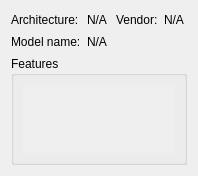
Qt form apps/Qt/Views/CpuInfoView/CpuInfoView.ui (klapeto/elpida) before a commit.
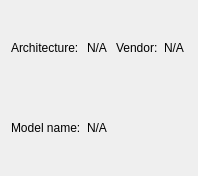
The same form after that commit.

What changed in the file:
```diff
--- a/apps/Qt/Views/CpuInfoView/CpuInfoView.ui
+++ b/apps/Qt/Views/CpuInfoView/CpuInfoView.ui
@@ -49,44 +49,6 @@
      </property>
     </widget>
    </item>
-   <item row="2" column="0" colspan="4">
-    <widget class="QGroupBox" name="gbFeatures">
-     <property name="title">
-      <string>Features</string>
-     </property>
-     <layout class="QVBoxLayout" name="verticalLayout">
-      <item>
-       <widget class="QScrollArea" name="saFeatures">
-        <property name="sizePolicy">
-         <sizepolicy hsizetype="Preferred" vsizetype="Preferred">
-          <horstretch>0</horstretch>
-          <verstretch>0</verstretch>
-         </sizepolicy>
-        </property>
-        <property name="frameShape">
-         <enum>QFrame::NoFrame</enum>
-        </property>
-        <property name="frameShadow">
-         <enum>QFrame::Plain</enum>
-        </property>
-        <property name="widgetResizable">
-         <bool>true</bool>
-        </property>
-        <widget class="QWidget" name="scrollAreaWidgetContents">
-         <property name="geometry">
-          <rect>
-           <x>0</x>
-           <y>0</y>
-           <width>156</width>
-           <height>68</height>
-          </rect>
-         </property>
-        </widget>
-       </widget>
-      </item>
-     </layout>
-    </widget>
-   </item>
    <item row="0" column="0">
     <widget class="QLabel" name="lblArchitecture">
      <property name="text">
```
